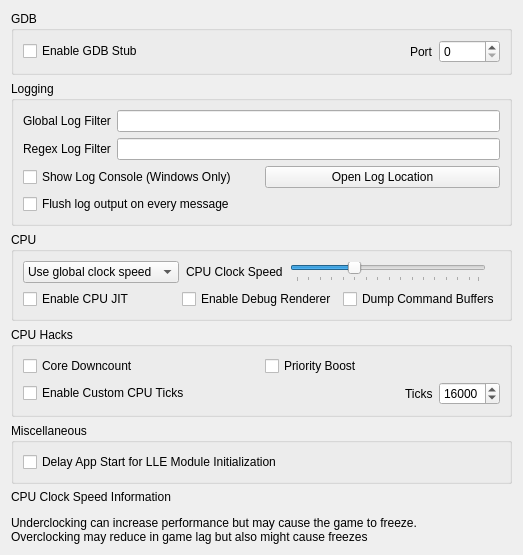
This is src/citra_qt/configuration/configure_debug.ui in yeager/Borked3DS as Qt 5 draws it before an edit. The edited form follows.
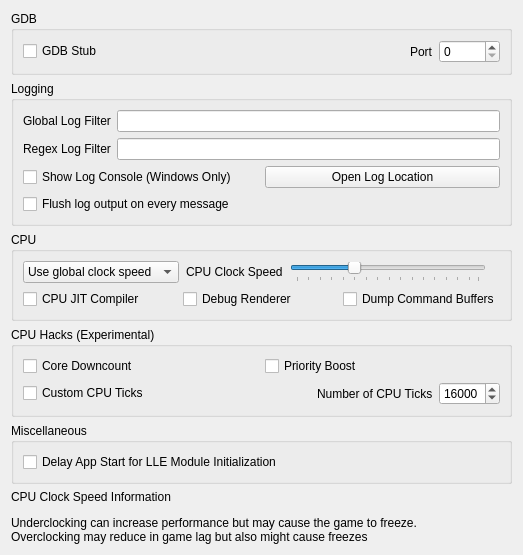
This is the edited form.

```diff
--- a/src/citra_qt/configuration/configure_debug.ui
+++ b/src/citra_qt/configuration/configure_debug.ui
@@ -27,7 +27,7 @@
           <item>
            <widget class="QCheckBox" name="toggle_gdbstub">
             <property name="text">
-             <string>Enable GDB Stub</string>
+             <string>GDB Stub</string>
             </property>
            </widget>
           </item>
@@ -224,14 +224,14 @@
            <string>&lt;html&gt;&lt;head/&gt;&lt;body&gt;&lt;p&gt;Enables the use of the ARM JIT compiler for emulating the 3DS CPUs. Don't disable unless for debugging purposes&lt;/p&gt;&lt;/body&gt;&lt;/html&gt;</string>
           </property>
           <property name="text">
-           <string>Enable CPU JIT</string>
+           <string>CPU JIT Compiler</string>
           </property>
          </widget>
         </item>
         <item row="0" column="1">
          <widget class="QCheckBox" name="toggle_renderer_debug">
           <property name="text">
-           <string>Enable Debug Renderer</string>
+           <string>Debug Renderer</string>
           </property>
           <property name="toolTip">
            <string>&lt;html&gt;&lt;head/&gt;&lt;body&gt;&lt;p&gt;Note: Vulkan debug renderer requires the Vulkan SDK to be installed.&lt;/p&gt;&lt;/body&gt;&lt;/html&gt;</string>
@@ -256,7 +256,7 @@
    <item>
     <widget class="QGroupBox" name="groupBox_5">
      <property name="title">
-      <string>CPU Hacks</string>
+      <string>CPU Hacks (Experimental)</string>
      </property>
      <layout class="QVBoxLayout" name="verticalLayout_6">
       <item>
@@ -291,7 +291,7 @@
            <string>&lt;html&gt;&lt;body&gt;Set a custom value of CPU ticks. Higher values can increase performance but if they're too high, it may cause the game to freeze. A range of 77-21000 is recommended.&lt;/body&gt;&lt;/html&gt;</string>
           </property>
           <property name="text">
-           <string>Enable Custom CPU Ticks</string>
+           <string>Custom CPU Ticks</string>
           </property>
          </widget>
         </item>
@@ -311,7 +311,7 @@
         <item>
          <widget class="QLabel" name="label_custom_cpu_ticks">
           <property name="text">
-           <string>Ticks</string>
+           <string>Number of CPU Ticks</string>
           </property>
          </widget>
         </item>
```
Left out of the diff: 5 changed lines with no effect on the pictures.
